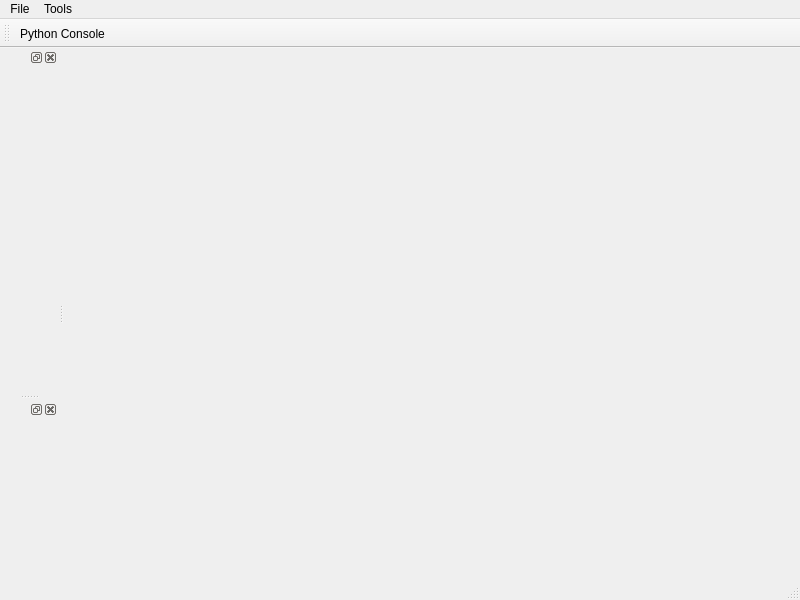
Above: src/app/ddMainWindow.ui from openhumanoids/oh-distro before the change. Below: the same form after it.
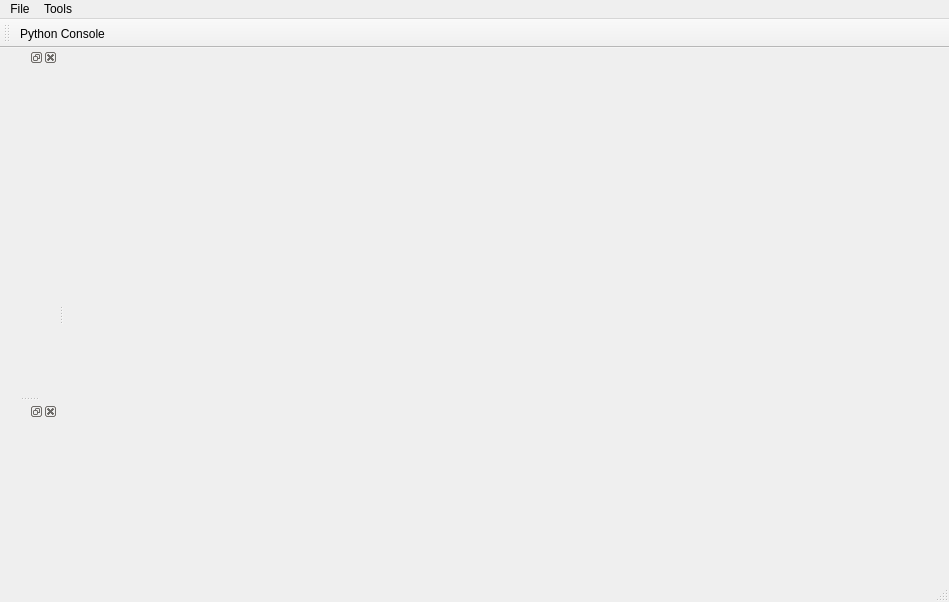
That is the form after the change. Icons and pictures are not drawn.

Patch:
```diff
--- a/src/app/ddMainWindow.ui
+++ b/src/app/ddMainWindow.ui
@@ -6,8 +6,8 @@
    <rect>
     <x>0</x>
     <y>0</y>
-    <width>800</width>
-    <height>600</height>
+    <width>949</width>
+    <height>602</height>
    </rect>
   </property>
   <property name="windowTitle">
@@ -23,7 +23,7 @@
     <rect>
      <x>0</x>
      <y>0</y>
-     <width>800</width>
+     <width>949</width>
      <height>22</height>
     </rect>
    </property>
```
